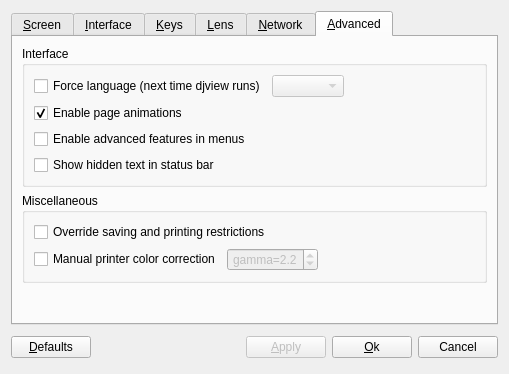
First picture: the form in src/qdjviewprefsdialog.ui, repository barak/djview4, before the edit.
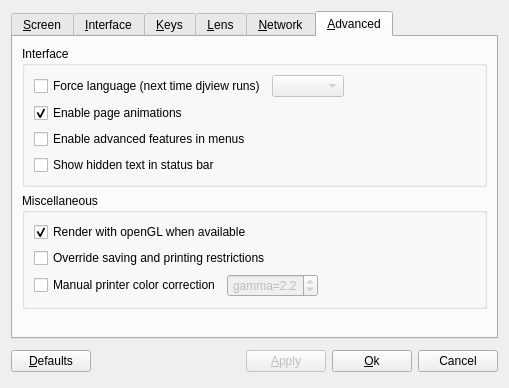
Second picture: the form after the edit. The open tabs and pages were chosen to show the change. Custom widgets are drawn as their Qt base class.

The edit to the form file:
```diff
--- a/src/qdjviewprefsdialog.ui
+++ b/src/qdjviewprefsdialog.ui
@@ -7,7 +7,7 @@
     <x>0</x>
     <y>0</y>
     <width>509</width>
-    <height>374</height>
+    <height>388</height>
    </rect>
   </property>
   <property name="windowTitle">
@@ -1125,6 +1125,16 @@
           <string>Miscellaneous</string>
          </property>
          <layout class="QVBoxLayout" name="verticalLayout_12">
+          <item>
+           <widget class="QCheckBox" name="openGLCheckBox">
+            <property name="text">
+             <string>Render with openGL when available</string>
+            </property>
+            <property name="checked">
+             <bool>true</bool>
+            </property>
+           </widget>
+          </item>
           <item>
            <widget class="QCheckBox" name="restrictOverrideCheckBox">
             <property name="text">
```
Left out of the diff: 1 changed line with no effect on the pictures.
